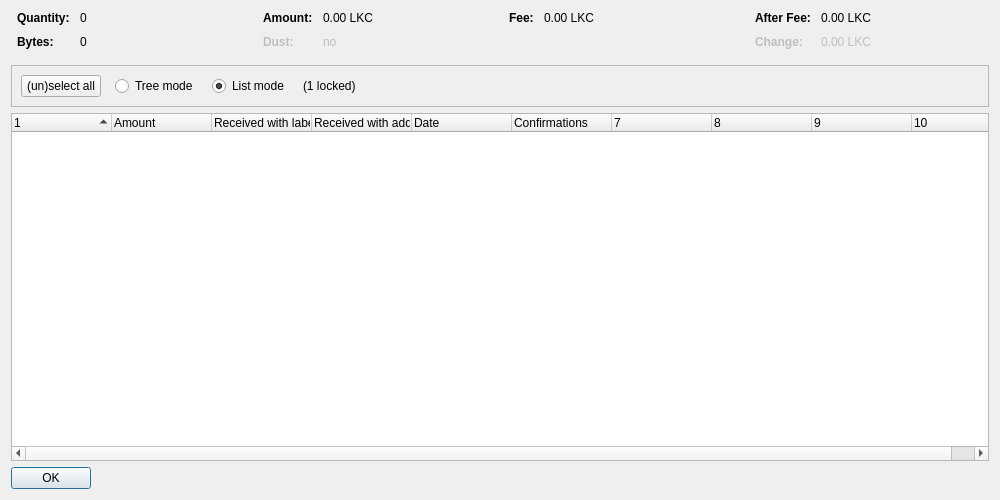
Above: src/qt/forms/coincontroldialog.ui from minblock/lockely before the change. Below: the same form after it.
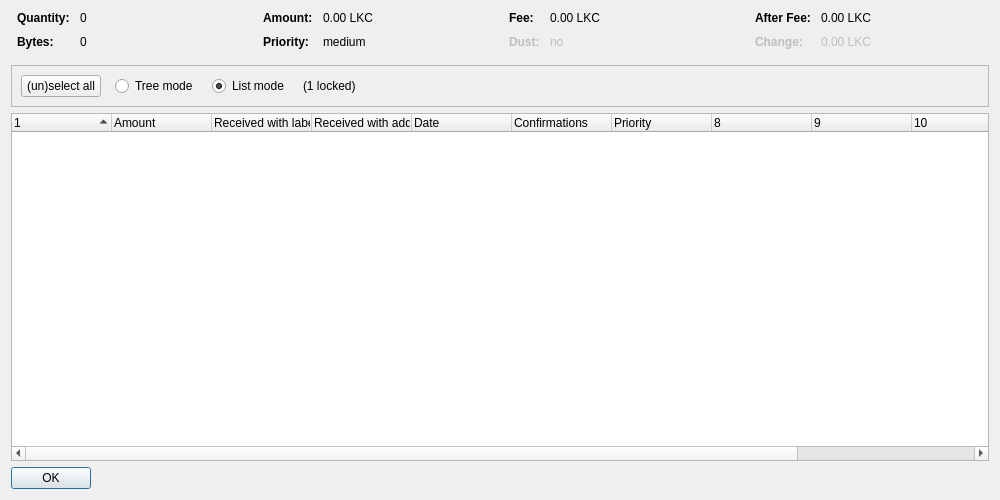
That is the form after the change. Custom widgets are drawn as their Qt base class.

Patch:
```diff
--- a/src/qt/forms/coincontroldialog.ui
+++ b/src/qt/forms/coincontroldialog.ui
@@ -140,10 +140,7 @@
         </widget>
        </item>
        <item row="1" column="0">
-        <widget class="QLabel" name="labelCoinControlLowOutputText">
-         <property name="enabled">
-          <bool>false</bool>
-         </property>
+        <widget class="QLabel" name="labelCoinControlPriorityText">
          <property name="font">
           <font>
            <weight>75</weight>
@@ -151,15 +148,12 @@
           </font>
          </property>
          <property name="text">
-          <string>Dust:</string>
+          <string>Priority:</string>
          </property>
         </widget>
        </item>
        <item row="1" column="1">
-        <widget class="QLabel" name="labelCoinControlLowOutput">
-         <property name="enabled">
-          <bool>false</bool>
-         </property>
+        <widget class="QLabel" name="labelCoinControlPriority">
          <property name="cursor">
           <cursorShape>IBeamCursor</cursorShape>
          </property>
@@ -167,7 +161,7 @@
           <enum>Qt::ActionsContextMenu</enum>
          </property>
          <property name="text">
-          <string notr="true">no</string>
+          <string notr="true">medium</string>
          </property>
          <property name="textInteractionFlags">
           <set>Qt::LinksAccessibleByMouse|Qt::TextSelectableByKeyboard|Qt::TextSelectableByMouse</set>
@@ -219,6 +213,41 @@
          </property>
         </widget>
        </item>
+       <item row="1" column="0">
+        <widget class="QLabel" name="labelCoinControlLowOutputText">
+         <property name="enabled">
+          <bool>false</bool>
+         </property>
+         <property name="font">
+          <font>
+           <weight>75</weight>
+           <bold>true</bold>
+          </font>
+         </property>
+         <property name="text">
+          <string>Dust:</string>
+         </property>
+        </widget>
+       </item>
+       <item row="1" column="1">
+        <widget class="QLabel" name="labelCoinControlLowOutput">
+         <property name="enabled">
+          <bool>false</bool>
+         </property>
+         <property name="cursor">
+          <cursorShape>IBeamCursor</cursorShape>
+         </property>
+         <property name="contextMenuPolicy">
+          <enum>Qt::ActionsContextMenu</enum>
+         </property>
+         <property name="text">
+          <string notr="true">no</string>
+         </property>
+         <property name="textInteractionFlags">
+          <set>Qt::LinksAccessibleByMouse|Qt::TextSelectableByKeyboard|Qt::TextSelectableByMouse</set>
+         </property>
+        </widget>
+       </item>
       </layout>
      </item>
      <item>
@@ -402,7 +431,7 @@
       <bool>false</bool>
      </property>
      <property name="columnCount">
-      <number>10</number>
+      <number>12</number>
      </property>
      <attribute name="headerShowSortIndicator" stdset="0">
       <bool>true</bool>
@@ -443,6 +472,16 @@
        <string>Confirmed</string>
       </property>
      </column>
+     <column>
+      <property name="text">
+       <string>Priority</string>
+      </property>
+     </column>
+     <column>
+      <property name="text">
+       <string/>
+      </property>
+     </column>
      <column>
       <property name="text">
        <string/>
```
